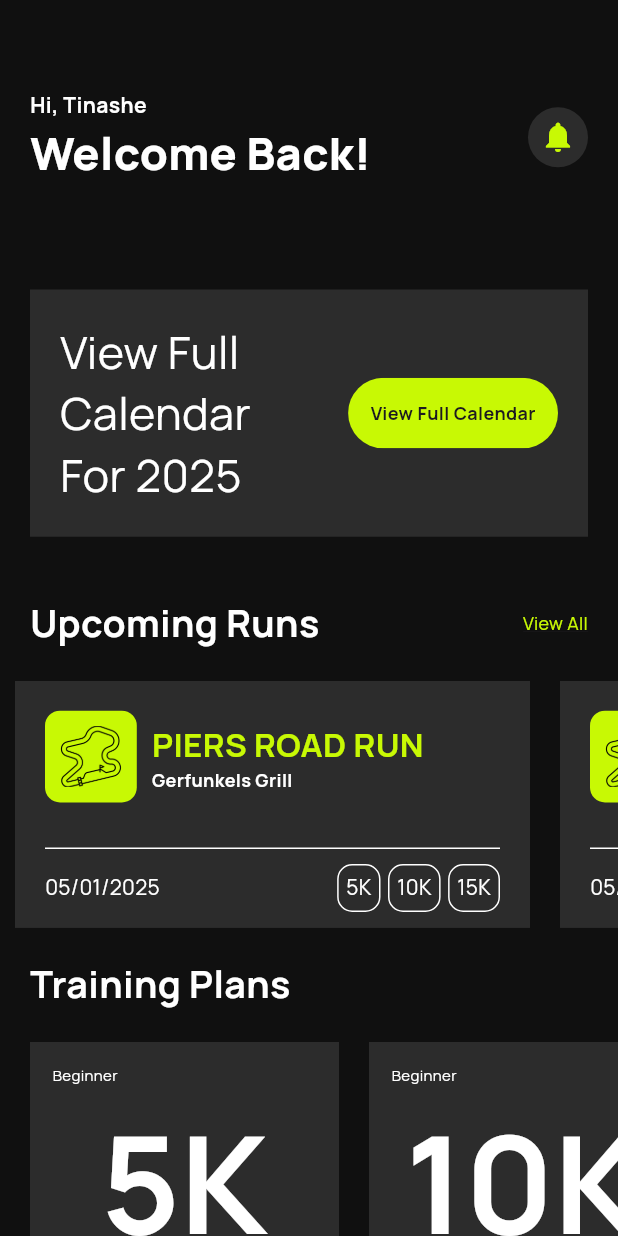
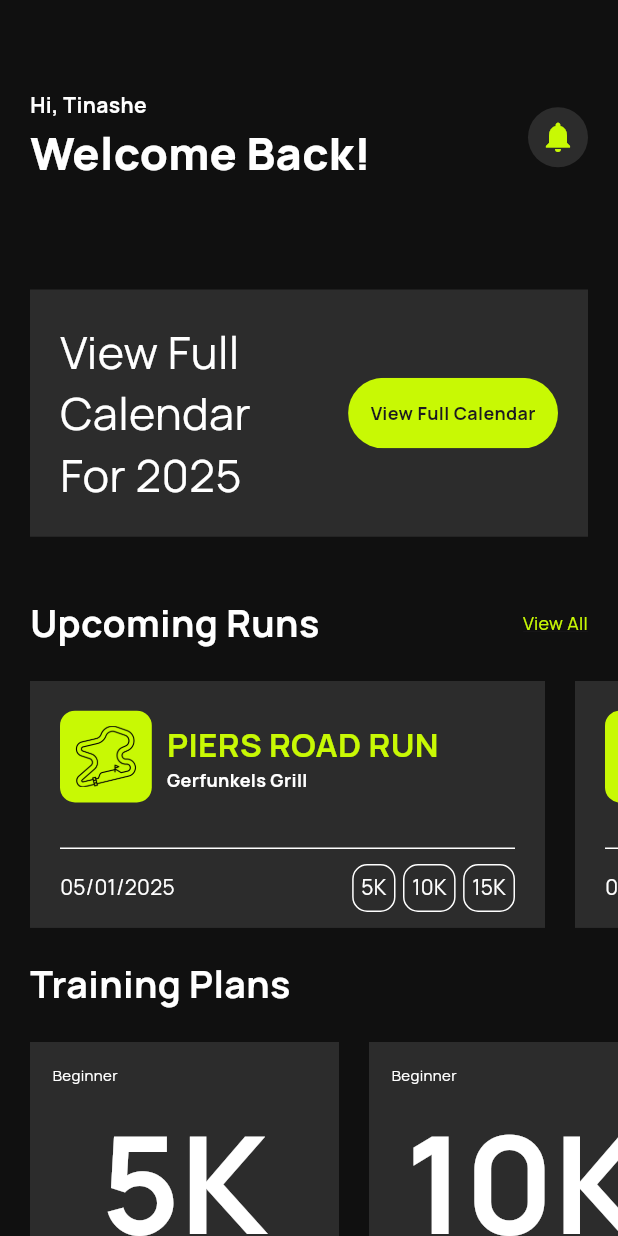
Before and after one commit to tinashemahwenda/runx_app, a Flutter app: the screen it shows after launch, on a phone screen of 412 x 824 dp. Run offline on Flutter 3.47's test engine with Material 3 defaults, Android fonts, the phone set to English and light mode, and no system bars.

Commit message:
Updated some bad padding

```diff
--- a/lib/widgets/run_event_box.dart
+++ b/lib/widgets/run_event_box.dart
@@ -8,7 +8,7 @@ class RunEventBox extends StatelessWidget {
   @override
   Widget build(BuildContext context) {
     return Padding(
-      padding: const EdgeInsets.symmetric(horizontal: 10),
+      padding: const EdgeInsets.only(left: 20),
       child: Container(
         color: AppColor.tileColor,
         width: AppMeasure.width / 1.2,
```
